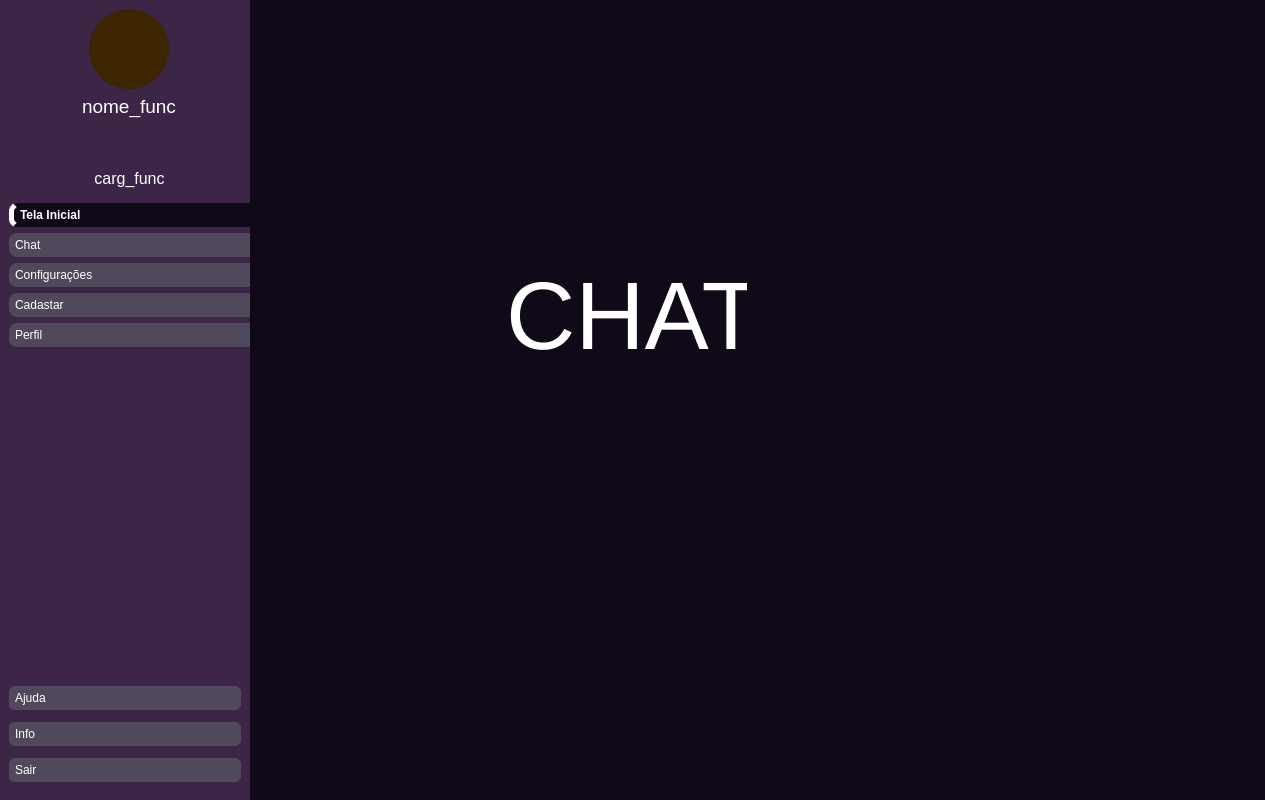
Above: design/NOVODASH.ui from Zstraffey/NewTE before the change. Below: the same form after it.
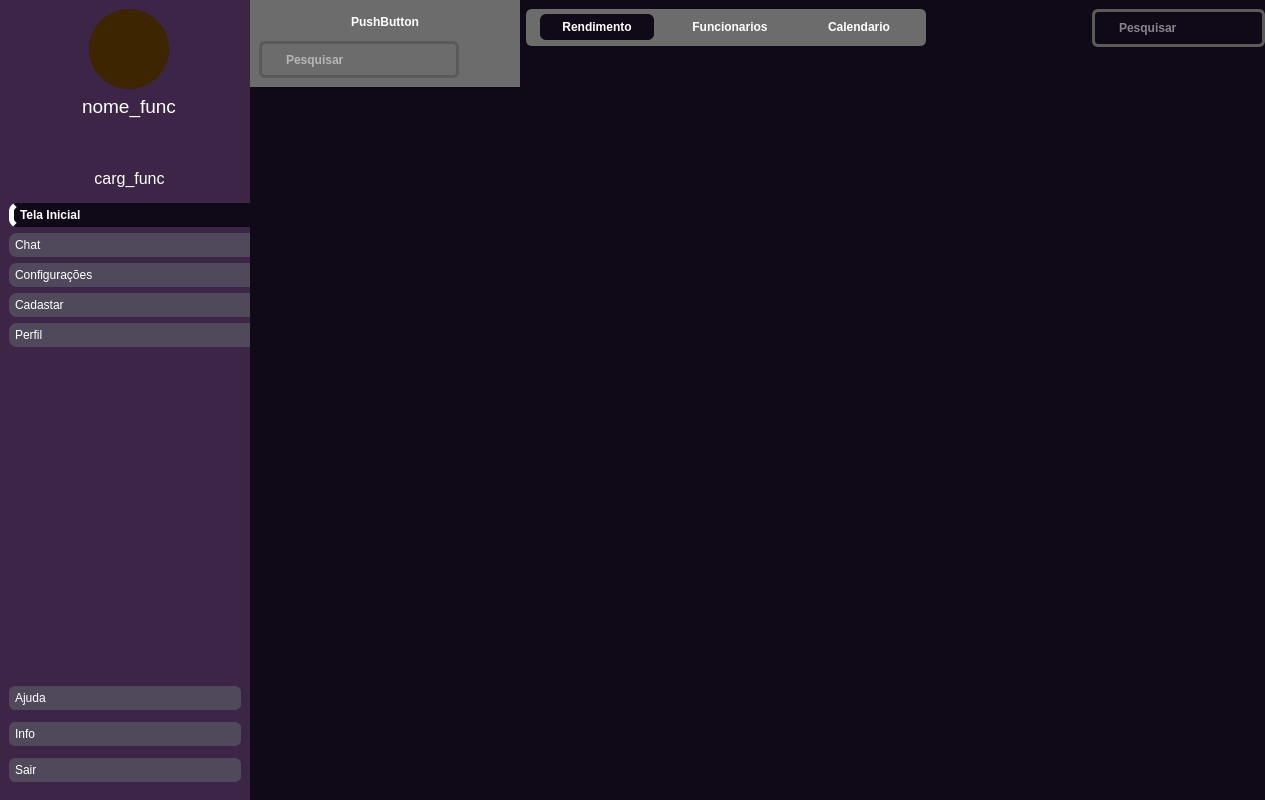
That is the form after the change. The open tabs and pages were chosen to show the change. Icons and pictures are not drawn.

Commit message: design dash update

Diff of the .ui file:
```diff
--- a/design/NOVODASH.ui
+++ b/design/NOVODASH.ui
@@ -47,6 +47,9 @@
 
 </string>
   </property>
+  <property name="toolButtonStyle">
+   <enum>Qt::ToolButtonIconOnly</enum>
+  </property>
   <widget class="QWidget" name="centralwidget">
    <layout class="QHBoxLayout" name="horizontalLayout">
     <property name="spacing">
@@ -2062,19 +2065,414 @@
        </layout>
       </widget>
       <widget class="QWidget" name="page_chat">
-       <widget class="QLabel" name="label">
-        <property name="geometry">
-         <rect>
-          <x>256</x>
-          <y>242</y>
-          <width>241</width>
-          <height>151</height>
-         </rect>
+       <layout class="QVBoxLayout" name="verticalLayout_24">
+        <property name="leftMargin">
+         <number>0</number>
         </property>
-        <property name="text">
-         <string>&lt;html&gt;&lt;head/&gt;&lt;body&gt;&lt;p&gt;&lt;span style=&quot; font-size:72pt;&quot;&gt;CHAT&lt;/span&gt;&lt;/p&gt;&lt;/body&gt;&lt;/html&gt;</string>
+        <property name="topMargin">
+         <number>0</number>
         </property>
-       </widget>
+        <property name="rightMargin">
+         <number>0</number>
+        </property>
+        <property name="bottomMargin">
+         <number>0</number>
+        </property>
+        <item>
+         <widget class="QWidget" name="dashbaord_sidebar_3" native="true">
+          <property name="sizePolicy">
+           <sizepolicy hsizetype="Expanding" vsizetype="Expanding">
+            <horstretch>0</horstretch>
+            <verstretch>0</verstretch>
+           </sizepolicy>
+          </property>
+          <layout class="QHBoxLayout" name="horizontalLayout_5">
+           <property name="leftMargin">
+            <number>0</number>
+           </property>
+           <property name="topMargin">
+            <number>0</number>
+           </property>
+           <property name="rightMargin">
+            <number>0</number>
+           </property>
+           <property name="bottomMargin">
+            <number>0</number>
+           </property>
+           <item>
+            <widget class="QWidget" name="widget_17" native="true">
+             <property name="minimumSize">
+              <size>
+               <width>200</width>
+               <height>0</height>
+              </size>
+             </property>
+             <layout class="QVBoxLayout" name="verticalLayout_17">
+              <property name="leftMargin">
+               <number>0</number>
+              </property>
+              <property name="topMargin">
+               <number>0</number>
+              </property>
+              <property name="rightMargin">
+               <number>0</number>
+              </property>
+              <property name="bottomMargin">
+               <number>0</number>
+              </property>
+              <item alignment="Qt::AlignTop">
+               <widget class="QWidget" name="widget_18" native="true">
+                <property name="styleSheet">
+                 <string notr="true">QPushButton {
+   
+	font: 75 10pt &quot;Inter 18pt&quot;;
+	font-weight: bold;
+    background-color: #6c6c6c;
+    color: white;
+    padding: 6px 22px;
+    border-radius: 6px;
+    border: none;
+    min-width: 54px;   /* largura mínima */
+}
+
+QLineEdit {
+	font: 75 10pt &quot;Inter 18pt&quot;;
+	font-weight: bold;
+	font-color: rgb(255, 255, 255);
+    background-color: #100917;
+    color: white;
+    padding: 6px 22px;
+    border-radius: 6px;
+    border: 3px solid #5a5a5a;
+    min-width: 110px;   /* largura mínima */
+}
+QLineEdit:hover {
+    background-color: #4a4a4a;
+}
+QLineEdit:checked {
+    background-color: #100917;
+    font-weight: bold;
+}
+
+QWidget {
+
+background-color: #6c6c6c;
+}</string>
+                </property>
+                <layout class="QVBoxLayout" name="verticalLayout_25">
+                 <item>
+                  <widget class="QPushButton" name="pushButton_5">
+                   <property name="text">
+                    <string>PushButton</string>
+                   </property>
+                   <property name="icon">
+                    <iconset resource="../imagens/imgs.qrc">
+                     <normaloff>:/imgs/logout.png</normaloff>:/imgs/logout.png</iconset>
+                   </property>
+                   <property name="iconSize">
+                    <size>
+                     <width>30</width>
+                     <height>30</height>
+                    </size>
+                   </property>
+                  </widget>
+                 </item>
+                 <item>
+                  <widget class="QLineEdit" name="lineedit_campo_pesquisa_3">
+                   <property name="sizePolicy">
+                    <sizepolicy hsizetype="Expanding" vsizetype="Expanding">
+                     <horstretch>0</horstretch>
+                     <verstretch>0</verstretch>
+                    </sizepolicy>
+                   </property>
+                   <property name="minimumSize">
+                    <size>
+                     <width>160</width>
+                     <height>37</height>
+                    </size>
+                   </property>
+                   <property name="maximumSize">
+                    <size>
+                     <width>200</width>
+                     <height>16777215</height>
+                    </size>
+                   </property>
+                   <property name="styleSheet">
+                    <string notr="true"/>
+                   </property>
+                   <property name="placeholderText">
+                    <string>Pesquisar</string>
+                   </property>
+                  </widget>
+                 </item>
+                </layout>
+               </widget>
+              </item>
+              <item>
+               <widget class="QWidget" name="widget_19" native="true"/>
+              </item>
+             </layout>
+            </widget>
+           </item>
+           <item alignment="Qt::AlignTop">
+            <widget class="QWidget" name="btns_principais_do_dashboard_2" native="true">
+             <property name="sizePolicy">
+              <sizepolicy hsizetype="Expanding" vsizetype="Expanding">
+               <horstretch>0</horstretch>
+               <verstretch>0</verstretch>
+              </sizepolicy>
+             </property>
+             <property name="minimumSize">
+              <size>
+               <width>200</width>
+               <height>56</height>
+              </size>
+             </property>
+             <property name="maximumSize">
+              <size>
+               <width>16777215</width>
+               <height>56</height>
+              </size>
+             </property>
+             <property name="styleSheet">
+              <string notr="true">QPushButton{
+
+
+ background-color: rgb(91, 91, 91);
+}</string>
+             </property>
+             <layout class="QHBoxLayout" name="horizontalLayout_49">
+              <property name="leftMargin">
+               <number>0</number>
+              </property>
+              <property name="topMargin">
+               <number>0</number>
+              </property>
+              <property name="rightMargin">
+               <number>0</number>
+              </property>
+              <property name="bottomMargin">
+               <number>0</number>
+              </property>
+              <item>
+               <widget class="QFrame" name="frame_btns_2">
+                <property name="sizePolicy">
+                 <sizepolicy hsizetype="Fixed" vsizetype="Fixed">
+                  <horstretch>0</horstretch>
+                  <verstretch>0</verstretch>
+                 </sizepolicy>
+                </property>
+                <property name="minimumSize">
+                 <size>
+                  <width>400</width>
+                  <height>37</height>
+                 </size>
+                </property>
+                <property name="styleSheet">
+                 <string notr="true">QFrame{
+
+border: 4px solid #6c6c6c;
+}
+QFrame{
+background-color: rgb(108, 108, 108);
+border-radius: 6px;
+}
+QPushButton {
+   
+    
+	font: 75 10pt &quot;Inter 18pt&quot;;
+	font-weight: bold;
+    background-color: #6c6c6c;
+    color: white;
+    padding: 6px 22px;
+    border-radius: 6px;
+    border: none;
+    min-width: 54px;   /* largura mínima */
+}
+QPushButton:hover {
+    background-color: #4a4a4a;
+}
+QPushButton:checked {
+    background-color: #100917;
+    
+}
+</string>
+                </property>
+                <property name="frameShape">
+                 <enum>QFrame::StyledPanel</enum>
+                </property>
+                <property name="frameShadow">
+                 <enum>QFrame::Raised</enum>
+                </property>
+                <layout class="QHBoxLayout" name="horizontalLayout_50">
+                 <property name="spacing">
+                  <number>6</number>
+                 </property>
+                 <property name="leftMargin">
+                  <number>0</number>
+                 </property>
+                 <property name="topMargin">
+                  <number>0</number>
+                 </property>
+                 <property name="rightMargin">
+                  <number>0</number>
+                 </property>
+                 <property name="bottomMargin">
+                  <number>0</number>
+                 </property>
+                 <item>
+                  <widget class="QPushButton" name="btn_rendimento_do_dash_2">
+                   <property name="sizePolicy">
+                    <sizepolicy hsizetype="Fixed" vsizetype="Fixed">
+                     <horstretch>0</horstretch>
+                     <verstretch>0</verstretch>
+                    </sizepolicy>
+                   </property>
+                   <property name="cursor">
+                    <cursorShape>PointingHandCursor</cursorShape>
+                   </property>
+                   <property name="text">
+                    <string>Rendimento</string>
+                   </property>
+                   <property name="checkable">
+                    <bool>true</bool>
+                   </property>
+                   <property name="checked">
+                    <bool>true</bool>
+                   </property>
+                  </widget>
+                 </item>
+                 <item>
+                  <widget class="QPushButton" name="btn_func_do_dash_2">
+                   <property name="sizePolicy">
+                    <sizepolicy hsizetype="Fixed" vsizetype="Fixed">
+                     <horstretch>0</horstretch>
+                     <verstretch>0</verstretch>
+                    </sizepolicy>
+                   </property>
+                   <property name="minimumSize">
+                    <size>
+                     <width>98</width>
+                     <height>0</height>
+                    </size>
+                   </property>
+                   <property name="cursor">
+                    <cursorShape>PointingHandCursor</cursorShape>
+                   </property>
+                   <property name="text">
+                    <string>Funcionarios</string>
+                   </property>
+                   <property name="checkable">
+                    <bool>true</bool>
+                   </property>
+                  </widget>
+                 </item>
+                 <item>
+                  <widget class="QPushButton" name="btn_calendario_do_dash_2">
+                   <property name="sizePolicy">
+                    <sizepolicy hsizetype="Fixed" vsizetype="Fixed">
+                     <horstretch>100</horstretch>
+                     <verstretch>0</verstretch>
+                    </sizepolicy>
+                   </property>
+                   <property name="cursor">
+                    <cursorShape>PointingHandCursor</cursorShape>
+                   </property>
+                   <property name="text">
+                    <string>Calendario</string>
+                   </property>
+                   <property name="shortcut">
+                    <string/>
+                   </property>
+                   <property name="checkable">
+                    <bool>true</bool>
+                   </property>
+                  </widget>
+                 </item>
+                </layout>
+               </widget>
+              </item>
+              <item>
+               <widget class="QFrame" name="frame_pesquisa_2">
+                <property name="sizePolicy">
+                 <sizepolicy hsizetype="Expanding" vsizetype="Expanding">
+                  <horstretch>0</horstretch>
+                  <verstretch>0</verstretch>
+                 </sizepolicy>
+                </property>
+                <property name="styleSheet">
+                 <string notr="true">
+QLineEdit {
+	font: 75 10pt &quot;Inter 18pt&quot;;
+	font-weight: bold;
+	font-color: rgb(255, 255, 255);
+    background-color: #100917;
+    color: white;
+    padding: 6px 22px;
+    border-radius: 6px;
+    border: 3px solid #5a5a5a;
+    min-width: 110px;   /* largura mínima */
+}
+QLineEdit:hover {
+    background-color: #4a4a4a;
+}
+QLineEdit:checked {
+    background-color: #100917;
+    font-weight: bold;
+}
+</string>
+                </property>
+                <property name="frameShape">
+                 <enum>QFrame::StyledPanel</enum>
+                </property>
+                <property name="frameShadow">
+                 <enum>QFrame::Raised</enum>
+                </property>
+                <layout class="QHBoxLayout" name="horizontalLayout_51">
+                 <property name="leftMargin">
+                  <number>160</number>
+                 </property>
+                 <property name="rightMargin">
+                  <number>0</number>
+                 </property>
+                 <item>
+                  <widget class="QLineEdit" name="lineedit_campo_pesquisa_2">
+                   <property name="sizePolicy">
+                    <sizepolicy hsizetype="Expanding" vsizetype="Expanding">
+                     <horstretch>0</horstretch>
+                     <verstretch>0</verstretch>
+                    </sizepolicy>
+                   </property>
+                   <property name="minimumSize">
+                    <size>
+                     <width>160</width>
+                     <height>37</height>
+                    </size>
+                   </property>
+                   <property name="maximumSize">
+                    <size>
+                     <width>200</width>
+                     <height>16777215</height>
+                    </size>
+                   </property>
+                   <property name="styleSheet">
+                    <string notr="true"/>
+                   </property>
+                   <property name="placeholderText">
+                    <string>Pesquisar</string>
+                   </property>
+                  </widget>
+                 </item>
+                </layout>
+               </widget>
+              </item>
+             </layout>
+            </widget>
+           </item>
+          </layout>
+         </widget>
+        </item>
+       </layout>
       </widget>
       <widget class="QWidget" name="page_config">
        <widget class="QLabel" name="label_2">
```
Left out of the diff: 167 changed lines with no effect on the pictures.
